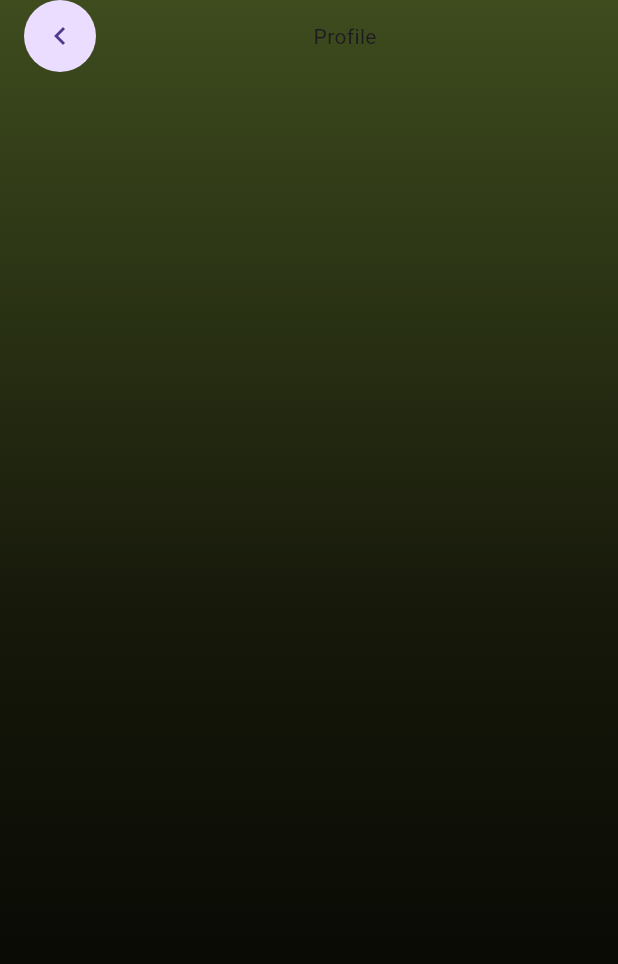
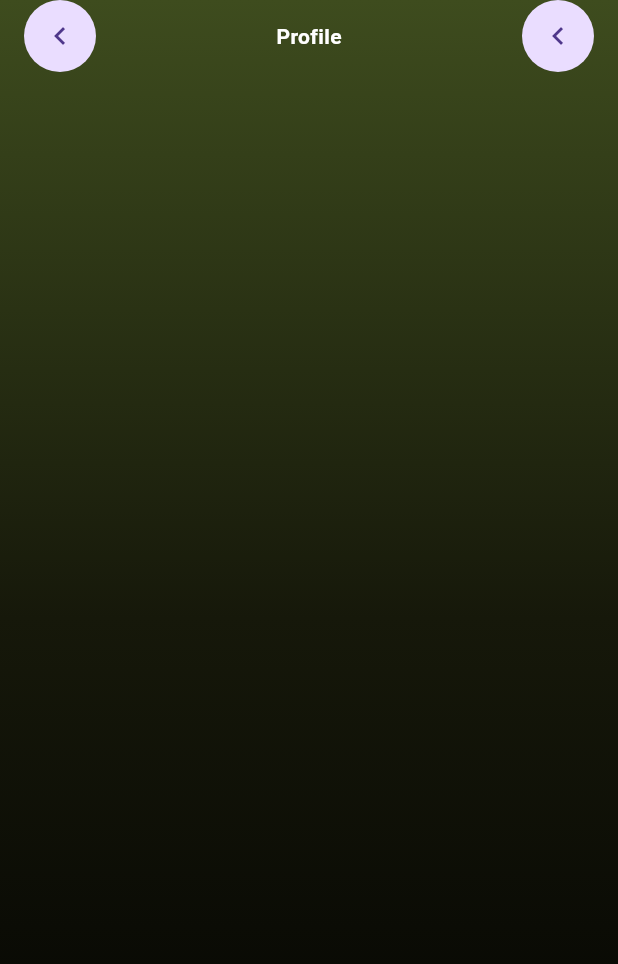
Before and after one commit to JAICHANGPARK/flutter_notebook_chapter_43, a Flutter app: the FoodOrderProfilePage screen opened directly, on a phone screen of 412 x 824 dp. Shown: the top 964 px of the screen. Run offline on Flutter 3.47's test engine with Material 3 defaults, Android fonts, the phone set to English and light mode, and no system bars; our stand-ins replace gap, hugeicons, percent_indicator.

Commit message:
Update food_order_profile_page.dart

```diff
--- a/lib/ep2393_food_order_app/ui/profile/food_order_profile_page.dart
+++ b/lib/ep2393_food_order_app/ui/profile/food_order_profile_page.dart
@@ -49,9 +49,19 @@ class _FoodOrderProfilePageState extends State<FoodOrderProfilePage> {
                         child: Center(
                           child: Text(
                             "Profile",
+                            style: TextStyle(
+                              color: Colors.white,
+                              fontWeight: FontWeight.bold,
+                            ),
                           ),
                         ),
-                      )
+                      ),
+                      CircleAvatar(
+                        radius: 24,
+                        child: Icon(
+                          Icons.chevron_left,
+                        ),
+                      ),
                     ],
                   )
                 ],
```
